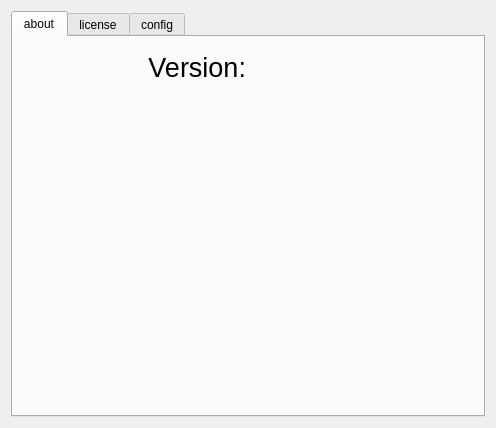
The window that aboutdialog.ui (HEYAHONG/cutecom-ng) describes before a commit, drawn with Qt 5.
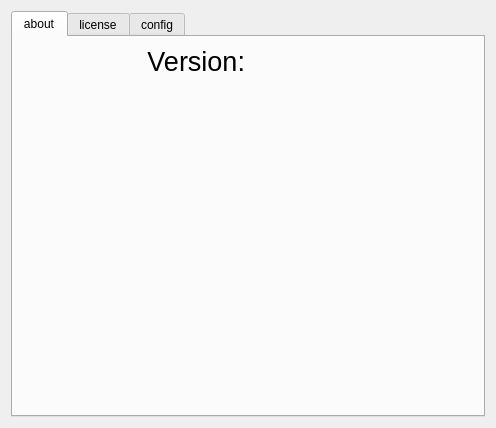
The same window after the commit. Custom widgets are drawn as their Qt base class.

What changed in the file:
```diff
--- a/aboutdialog.ui
+++ b/aboutdialog.ui
@@ -23,15 +23,8 @@
       <attribute name="title">
        <string>about</string>
       </attribute>
-      <widget class="QWidget" name="horizontalLayoutWidget">
-       <property name="geometry">
-        <rect>
-         <x>0</x>
-         <y>10</y>
-         <width>471</width>
-         <height>41</height>
-        </rect>
-       </property>
+      <layout class="QGridLayout" name="gridLayout">
+       <item row="0" column="0">
        <layout class="QHBoxLayout" name="horizontalLayout">
         <item>
          <widget class="QLabel" name="label">
@@ -56,7 +49,6 @@
           <property name="font">
            <font>
             <pointsize>20</pointsize>
-            <weight>75</weight>
             <bold>true</bold>
            </font>
           </property>
@@ -66,7 +58,21 @@
          </widget>
         </item>
        </layout>
-      </widget>
+       </item>
+       <item row="1" column="0">
+        <spacer name="verticalSpacer">
+         <property name="orientation">
+          <enum>Qt::Vertical</enum>
+         </property>
+         <property name="sizeHint" stdset="0">
+          <size>
+           <width>20</width>
+           <height>40</height>
+          </size>
+         </property>
+        </spacer>
+       </item>
+      </layout>
      </widget>
      <widget class="QScintillaEdit" name="license">
       <attribute name="title">
```
Lines whose indentation alone changed are shown as unchanged.
